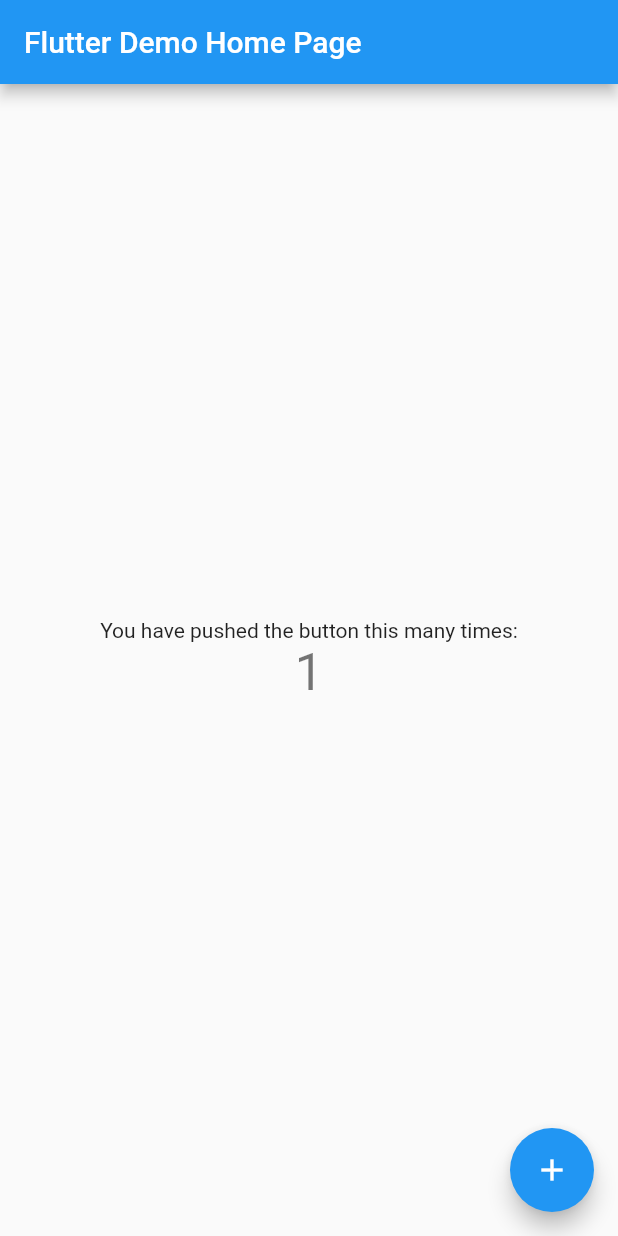
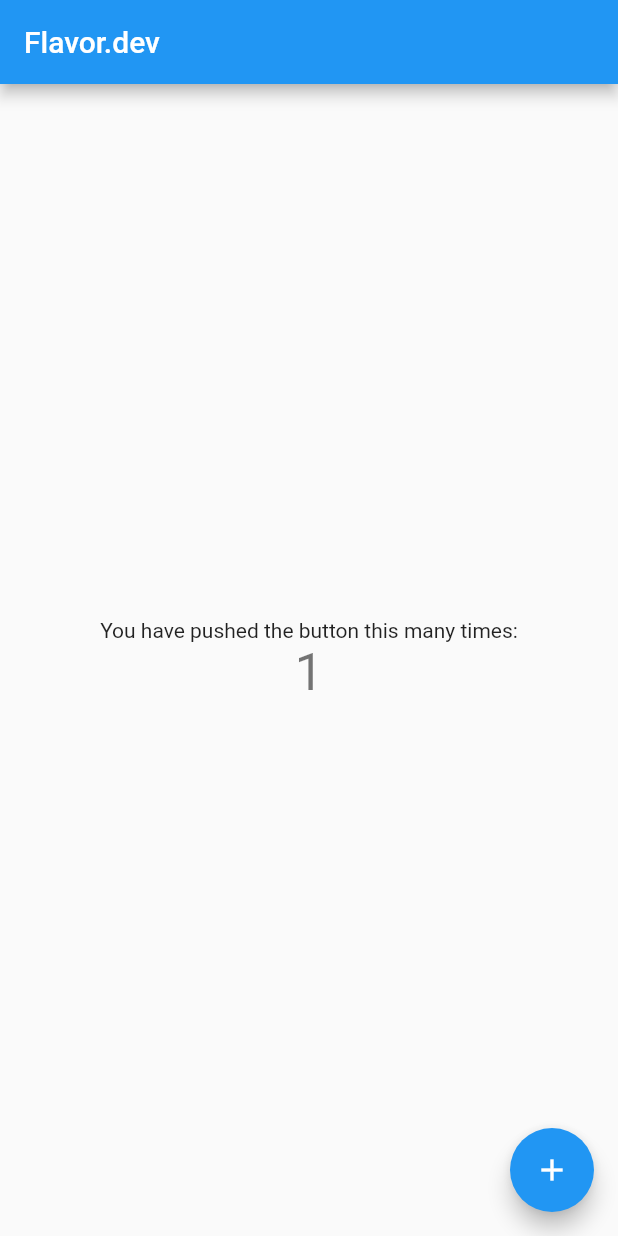
Before and after one commit to eslamfaisal/FlutterProvider, a Flutter app: the screen it shows after launch, after a tap on the "add" icon, on a phone screen of 412 x 824 dp. Run offline on Flutter 3.47's test engine with Material 2 defaults, Android fonts, the phone set to English and light mode, and no system bars.

Commit message:
Provide flavor

```diff
--- /dev/null
+++ b/lib/flavor.dart
@@ -0,0 +1 @@
+enum Flavor { dev, staging, prod }
--- a/lib/main.dart
+++ b/lib/main.dart
@@ -1,7 +1,12 @@
 import 'package:flutter/material.dart';
+import 'package:provider/provider.dart';
+import 'package:providerflutterapp/flavor.dart';
 
 void main() {
-  runApp(MyApp());
+  runApp(Provider<Flavor>.value(
+    value: Flavor.dev,
+    child: MyApp(),
+  ));
 }
 
 class MyApp extends StatelessWidget {
@@ -65,6 +70,7 @@ class _MyHomePageState extends State<MyHomePage> {
 
   @override
   Widget build(BuildContext context) {
+    final falvor = Provider.of<Flavor>(context);
     // This method is rerun every time setState is called, for instance as done
     // by the _incrementCounter method above.
     //
@@ -75,7 +81,7 @@ class _MyHomePageState extends State<MyHomePage> {
       appBar: AppBar(
         // Here we take the value from the MyHomePage object that was created by
         // the App.build method, and use it to set our appbar title.
-        title: Text(widget.title),
+        title: Text(falvor.toString()),
       ),
       body: Center(
         // Center is a layout widget. It takes a single child and positions it
--- a/pubspec.yaml
+++ b/pubspec.yaml
@@ -32,6 +32,8 @@ dependencies:
 dev_dependencies:
   flutter_test:
     sdk: flutter
+  provider: ^4.1.3
+
 
 # For information on the generic Dart part of this file, see the
 # following page: https://dart.dev/tools/pub/pubspec
```
